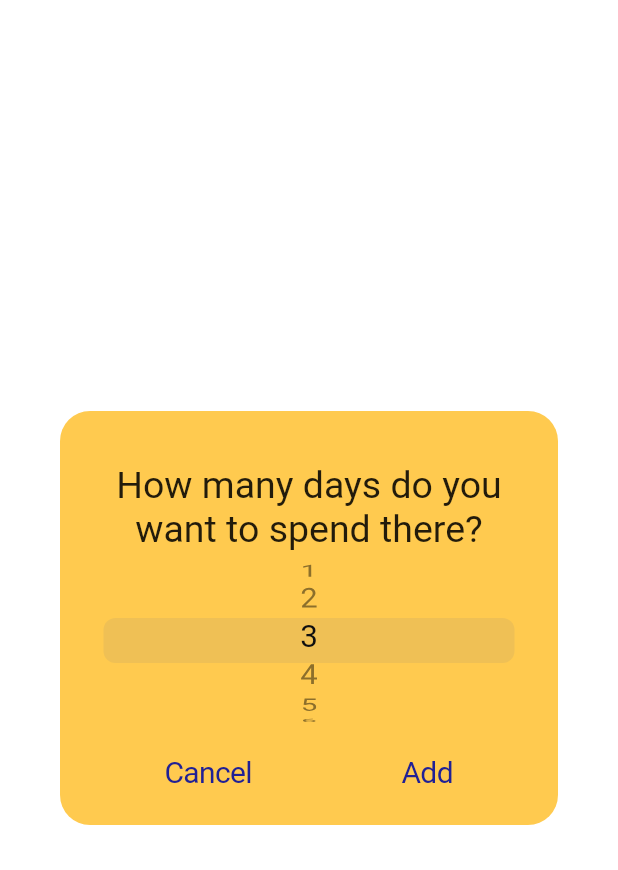
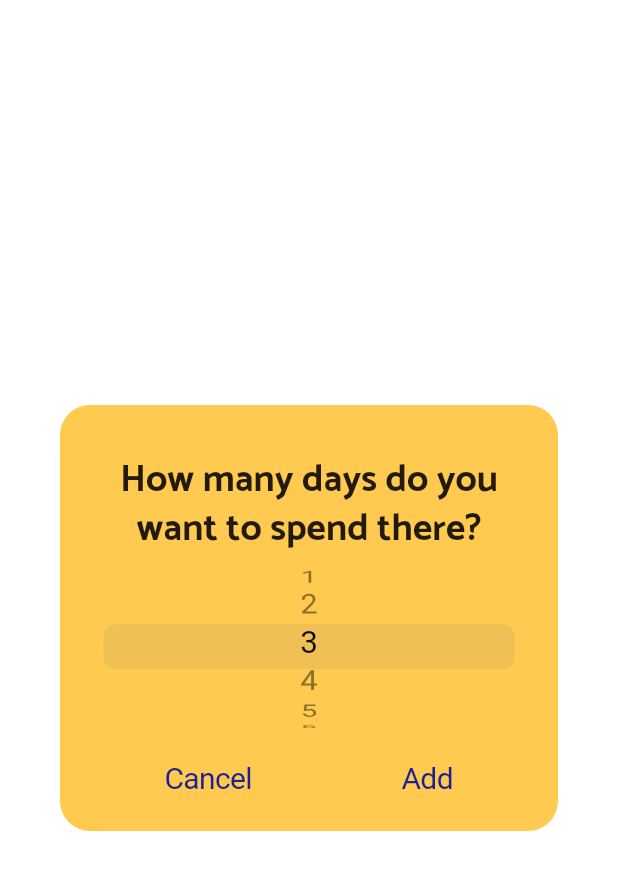
Before and after one commit to isaakhanimann/Ravel, a Flutter app: the DayPickerDialog widget shown alone on an empty page, opened directly with empty values, on a phone screen of 412 x 824 dp. Shown: the top 870 px of the screen. Run offline on Flutter 3.47's test engine with Material 2 defaults, Android fonts, the light colour scheme and no system bars; our stand-ins replace cloud_firestore, firebase_auth, firebase_storage, google_maps_flutter, smooth_page_indicator; accounts and stored records are empty; network calls fail.

Commit message:
Add font

```diff
--- a/lib/main.dart
+++ b/lib/main.dart
@@ -36,6 +36,11 @@ class Ravel extends StatelessWidget {
         theme: ThemeData(
           brightness: Brightness.light,
           scaffoldBackgroundColor: CupertinoColors.white,
+          textTheme: TextTheme(
+            headline: TextStyle(fontSize: 25.0, fontFamily: 'CatamaranBold'),
+            title: TextStyle(fontSize: 20.0, fontFamily: 'CatamaranBold'),
+            body1: TextStyle(fontSize: 12.0, fontFamily: 'OpenSansRegular'),
+          ),
         ),
         home: CupertinoPageScaffold(child: NavigationScreen()),
       ),
--- a/lib/screens/map_screen.dart
+++ b/lib/screens/map_screen.dart
@@ -158,7 +158,8 @@ class _DayPickerDialogState extends State<DayPickerDialog> {
           children: <Widget>[
             Text(
               'How many days do you want to spend there?',
-              style: TextStyle(fontSize: 25),
+              style: TextStyle(
+                  fontSize: 25, fontFamily: 'CatamaranBold', height: 1.3),
               textAlign: TextAlign.center,
             ),
             SizedBox(
```
Also changed, not shown: pubspec.yaml (+43 -37 lines), assets/fonts/catamaran/Catamaran-Black.ttf (added), assets/fonts/catamaran/Catamaran-Bold.ttf (added), assets/fonts/catamaran/Catamaran-ExtraBold.ttf (added), assets/fonts/catamaran/Catamaran-ExtraLight.ttf (added), assets/fonts/catamaran/Catamaran-Light.ttf (added), assets/fonts/catamaran/Catamaran-Medium.ttf (added), assets/fonts/catamaran/Catamaran-Regular.ttf (added), assets/fonts/catamaran/Catamaran-SemiBold.ttf (added), assets/fonts/catamaran/Catamaran-Thin.ttf (added), assets/fonts/open_sans/OpenSans-Bold.ttf (added), assets/fonts/open_sans/OpenSans-ExtraBold.ttf (added), assets/fonts/open_sans/OpenSans-Light.ttf (added), assets/fonts/open_sans/OpenSans-Regular.ttf (added), 1 more files.
